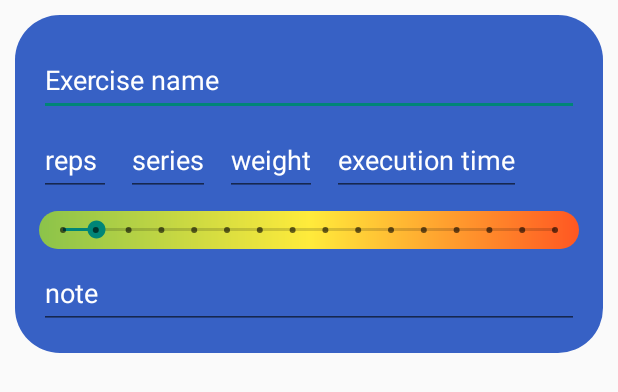
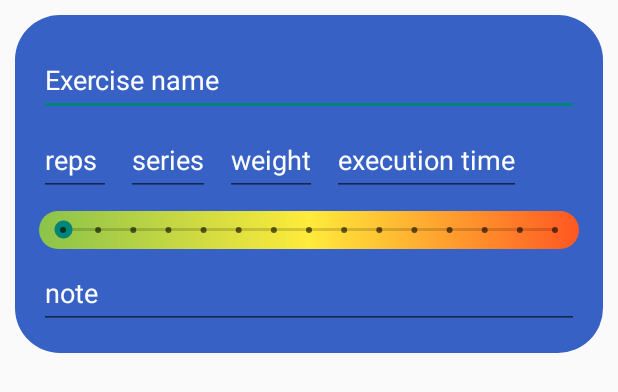
Before and after one commit to mattexe1903/dispositiviMobiliMarelli, an Android app built with Jetpack Compose: the layout exercise_box.xml on its own in the app's theme, with its tools: preview values and no code run, on a phone screen of 412 x 824 dp. Shown: the top 392 px of the screen. Run offline under Robolectric (Android 15) with nearby library versions, the phone set to English and light mode, and no system bars.

Commit message:
saving the borg information for every single exercise in training details tupla

```diff
--- a/app/build.gradle.kts
+++ b/app/build.gradle.kts
@@ -11,7 +11,7 @@ android {
 
     defaultConfig {
         applicationId = "com.example.loginui"
-        minSdk = 24
+        minSdk = 26
         targetSdk = 34
         versionCode = 1
         versionName = "1.0"
--- a/app/src/main/java/com/example/loginui/NewWorkoutActivity.kt
+++ b/app/src/main/java/com/example/loginui/NewWorkoutActivity.kt
@@ -110,7 +110,9 @@ class NewWorkoutActivity : AppCompatActivity() {
                     val weight = box.findViewById<EditText>(R.id.editWeight)
                     val note = box.findViewById<EditText>(R.id.editNote)
                     val executionTime = box.findViewById<EditText>(R.id.editExecutionTime)
-                    val borg = box.findViewById<SeekBar>(R.id.exerciseBorgValue)
+                    val seekBar: SeekBar = box.findViewById(R.id.exerciseBorgValue)
+                    val borg: Int = seekBar.progress + 6
+
                     //TODO check if this control-if is necessary for the correct functionality
                     if (exerciseId != null && reps != null && sets != null && weight != null && executionTime != null) {
                         allValues.add(
--- a/app/src/main/java/com/example/loginui/WorkoutSummaryAdapter.kt
+++ b/app/src/main/java/com/example/loginui/WorkoutSummaryAdapter.kt
@@ -40,11 +40,15 @@ class WorkoutSummaryAdapter(private var trainings: List<TrainingModel>,context:
         val rpr = db.getRprByTrainingId(training.id.toString())
         holder.clientName.text = client
         training.workoutNumber.let { holder.workoutNumber.text = "$it W°" }
+        //TODO day since last workout information (from date of every workout)
+
         rpr?.mood?.let { holder.mood.text = "mood: $it" }
         rpr?.sleep?.let { holder.sleep.text = "sleep: $it" }
         rpr?.energy?.let { holder.energy.text = "energy: $it" }
         rpr?.doms?.let { holder.doms.text = "doms: $it" }
 
+        //TODO borg information
+        //TODO training load value
 
         holder.toggleButton.setOnCheckedChangeListener { _, isChecked ->
             if (isChecked) {
--- a/app/src/main/java/com/example/loginui/models/TrainingDetailsModel.kt
+++ b/app/src/main/java/com/example/loginui/models/TrainingDetailsModel.kt
@@ -1,6 +1,4 @@
 package com.example.loginui.models
-
-import android.widget.SeekBar
 
 data class TrainingDetailsModel(
     val id: Int,
@@ -11,5 +9,5 @@ data class TrainingDetailsModel(
     val exerciseId: Int?,
     val note: String,
     val executionTime: String,
-    val borg: SeekBar
+    val borg: Int
 )
--- a/app/src/main/res/layout/exercise_box.xml
+++ b/app/src/main/res/layout/exercise_box.xml
@@ -1,6 +1,7 @@
 <?xml version="1.0" encoding="utf-8"?>
 <androidx.constraintlayout.widget.ConstraintLayout xmlns:android="http://schemas.android.com/apk/res/android"
     xmlns:app="http://schemas.android.com/apk/res-auto"
+    xmlns:tools="http://schemas.android.com/tools"
     android:layout_width="match_parent"
     android:layout_height="wrap_content"
     android:layout_marginTop="10dp"
@@ -73,13 +74,13 @@
 
     <SeekBar
         android:id="@+id/exerciseBorgValue"
+        android:layout_width="match_parent"
         style="@style/Widget.AppCompat.SeekBar.Discrete"
-        android:layout_width="match_parent"
         android:layout_height="25dp"
         android:layout_marginTop="10dp"
         android:background="@drawable/seekbar_bg"
-        android:max="15"
-        android:progress="1"
+        android:max="14"
+        android:progress="0"
         app:layout_constraintEnd_toEndOf="parent"
         app:layout_constraintTop_toBottomOf="@+id/editWeight" />
 
```
